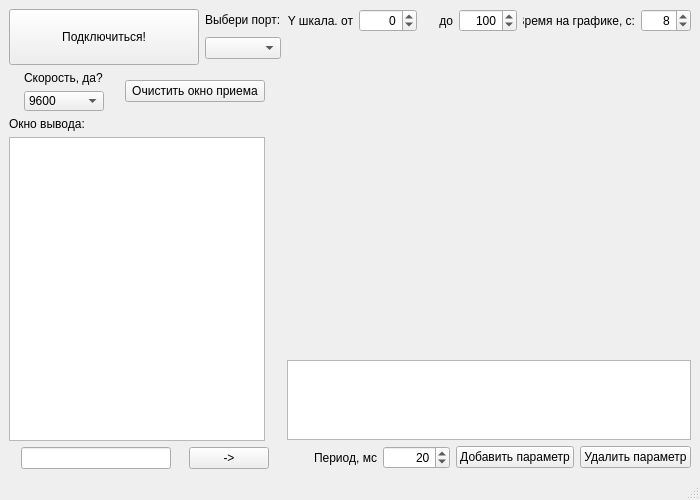
Above: mainwindow.ui from kuzia99/COM_term before the change. Below: the same form after it.
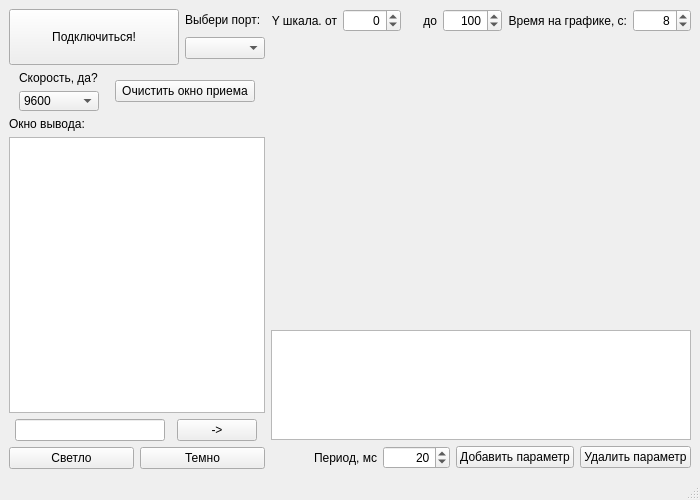
That is the form after the change. Custom widgets are drawn as their Qt base class.

```diff
--- a/mainwindow.ui
+++ b/mainwindow.ui
@@ -58,7 +58,7 @@
             </property>
             <property name="minimumSize">
              <size>
-              <width>190</width>
+              <width>150</width>
               <height>56</height>
              </size>
             </property>
@@ -199,6 +199,9 @@
       </item>
       <item>
        <widget class="QTextBrowser" name="textBrowserRX">
+        <property name="enabled">
+         <bool>true</bool>
+        </property>
         <property name="sizePolicy">
          <sizepolicy hsizetype="Fixed" vsizetype="Expanding">
           <horstretch>0</horstretch>
@@ -255,6 +258,24 @@
         </item>
        </layout>
       </item>
+      <item>
+       <layout class="QHBoxLayout" name="horizontalLayoutColors">
+        <item>
+         <widget class="QPushButton" name="pushButton_4">
+          <property name="text">
+           <string>Светло</string>
+          </property>
+         </widget>
+        </item>
+        <item>
+         <widget class="QPushButton" name="pushButton_3">
+          <property name="text">
+           <string>Темно</string>
+          </property>
+         </widget>
+        </item>
+       </layout>
+      </item>
      </layout>
     </item>
     <item>
@@ -402,7 +423,7 @@
       <item>
        <widget class="QTableWidget" name="tableWidget">
         <property name="sizePolicy">
-         <sizepolicy hsizetype="Preferred" vsizetype="Fixed">
+         <sizepolicy hsizetype="Preferred" vsizetype="Preferred">
           <horstretch>0</horstretch>
           <verstretch>0</verstretch>
          </sizepolicy>
@@ -416,7 +437,7 @@
         <property name="maximumSize">
          <size>
           <width>200000</width>
-          <height>80</height>
+          <height>110</height>
          </size>
         </property>
        </widget>
```
Left out of the diff: 2 changed lines with no effect on the pictures.
